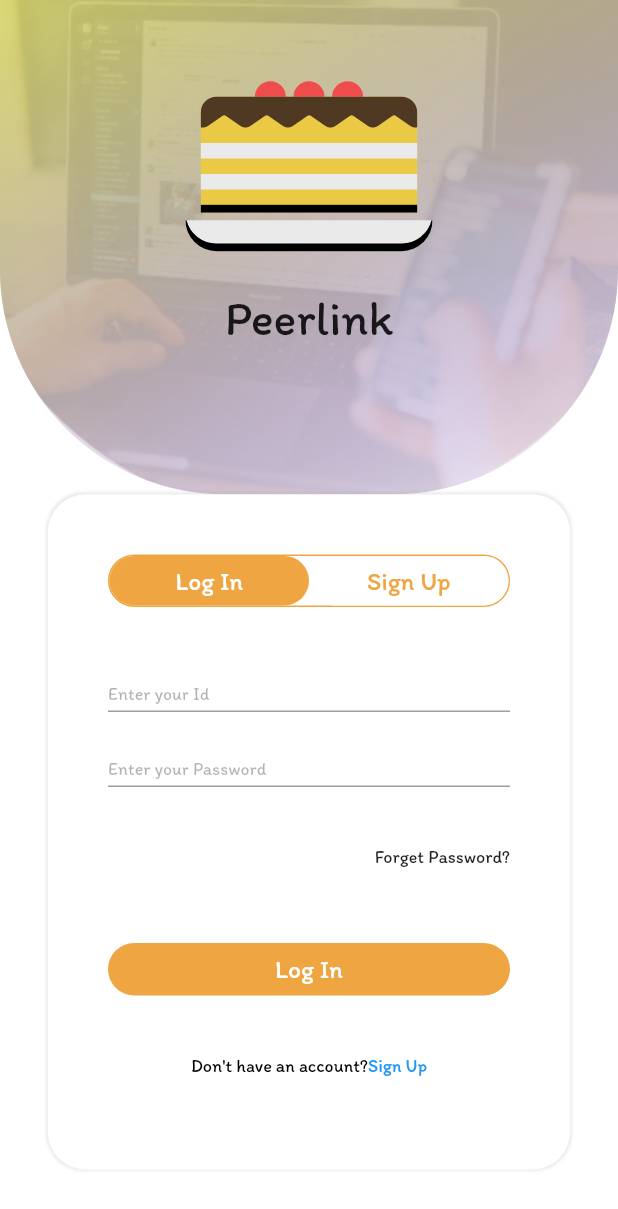
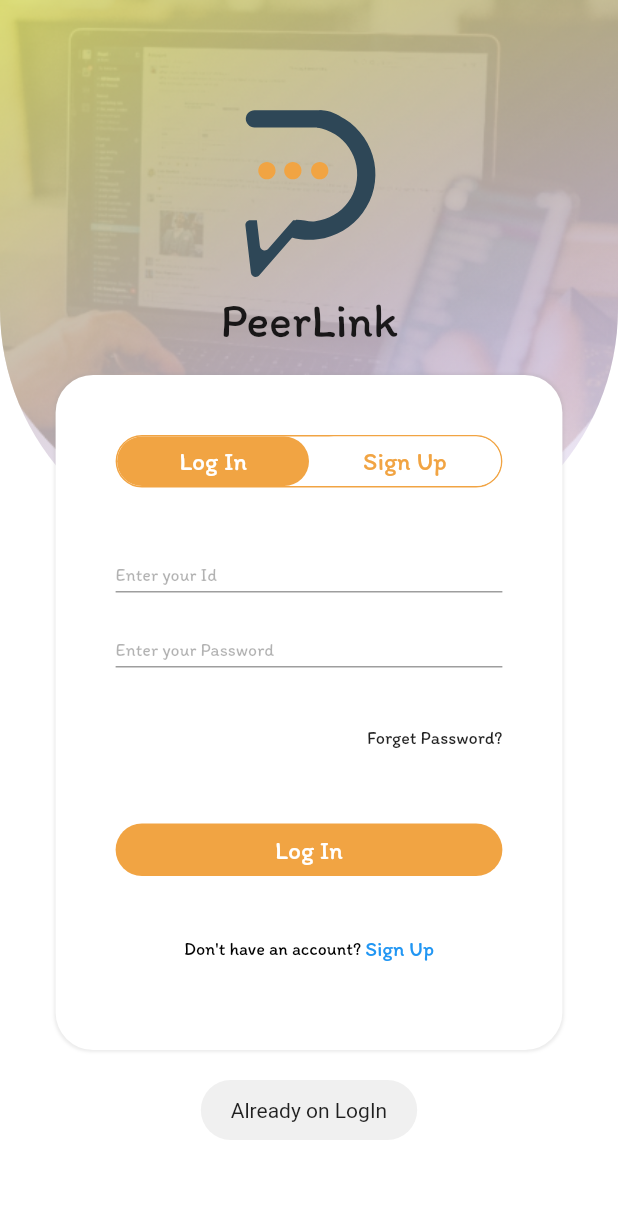
Before and after one commit to HamzaIqbalMughal/peerlink, a Flutter app: the screen it shows after launch, after a tap on "Log In", on a phone screen of 412 x 824 dp. Shown: the top 1209 px of the screen. Run offline on Flutter 3.47's test engine with Material 2 defaults, Android fonts, the phone set to English and light mode, and no system bars; our stand-ins replace flutter_svg, fluttertoast.

Commit message:
SignInSignUpScreen's UI is fully Completed, checks for textfields are remaining/ may be using form instead.

```diff
--- a/lib/SignUpSignInScreen.dart
+++ b/lib/SignUpSignInScreen.dart
@@ -8,14 +8,24 @@ class SignUpSignInScreen extends StatefulWidget {
 }
 
 class _SignUpSignInScreen extends State<SignUpSignInScreen> {
-  String themeColorCodeHexa = "#ffefa541";
+  String themeColorCodeHexa = "#fff1a443";
 
-  bool isLogIn = false;
+  bool isLogIn = true;
 
   void toggleBetweenSignInAndSignUp() {
     setState(() {
       isLogIn = !isLogIn;
     });
+  }
+
+  void btnLogInPressed() {
+    // Implement LogIn Functionality here
+    Fluttertoast.showToast(msg: "LogIn Button Clicked!");
+  }
+
+  void btnSignUpPressed() {
+    // Implement SignUp Functionality here
+    Fluttertoast.showToast(msg: "SignUp Button Clicked!");
   }
 
   @override
@@ -24,21 +34,26 @@ class _SignUpSignInScreen extends State<SignUpSignInScreen> {
         Color(int.parse(themeColorCodeHexa.replaceAll('#', '0x')));
     return Scaffold(
       backgroundColor: Colors.white,
-      body: ListView(
-        // crossAxisAlignment: CrossAxisAlignment.center,
+      body: Stack(
+        alignment: Alignment.center,
         children: [
-          Container(
-            height: MediaQuery.of(context).size.height * 0.4,
-            padding: EdgeInsets.only(bottom: 90, top: 20),
+          Positioned(
+            top: 0,
+            child: Container(
+              // height: 350,
+              height: MediaQuery.of(context).size.height * 0.45,
+              width: MediaQuery.of(context).size.width * 1,
+              padding: const EdgeInsets.only(bottom: 120, top: 45),
               decoration: const BoxDecoration(
                 image: DecorationImage(
                   image: AssetImage('assets/images/background1.png'),
-                fit: BoxFit.cover,
+                  fit: BoxFit.fill,
                 ),
-              // color: Colors.white,
                 borderRadius: BorderRadius.only(
-                bottomLeft: Radius.circular(150),
-                bottomRight: Radius.circular(150),
+                  // bottomLeft: Radius.elliptical(200, 160),
+                  // bottomRight: Radius.elliptical(200, 160),
+                  bottomLeft: Radius.circular(165),
+                  bottomRight: Radius.circular(165),
                 ),
                 gradient: LinearGradient(
                   begin: Alignment.bottomRight,
@@ -54,23 +69,30 @@ class _SignUpSignInScreen extends State<SignUpSignInScreen> {
               ),
               child: Column(
                 mainAxisAlignment: MainAxisAlignment.center,
+                crossAxisAlignment: CrossAxisAlignment.center,
                 children: [
                   Container(
-                    height: MediaQuery.of(context).size.height * 0.2,
-                    child: SvgPicture.asset('assets/icons/cake.svg')),
-                Text(
-                  'Peerlink',
-                  style: TextStyle(fontWeight: FontWeight.w500, fontSize: 32),
+                    margin: const EdgeInsets.all(8),
+                    child: SvgPicture.asset(
+                      'assets/icons/peerlink_logo.svg',
+                      height: MediaQuery.of(context).size.height * 0.14,
+                    ),
+                  ),
+                  const Text(
+                    'PeerLink',
+                    style: TextStyle(
+                      fontWeight: FontWeight.w500,
+                      fontSize: 32,
+                    ),
                   )
                 ],
               ),
             ),
-
-          isLogIn ? logInCard(themeColor) : signUpCard(themeColor)
-          // if (isLogIn)
-          //   logInCard(themeColor)
-          // else
-          //   signUpCard(themeColor) // convert this into ternary operator
+          ),
+          Positioned(
+              top: 250,
+              child: isLogIn ? logInCard(themeColor) : signUpCard(themeColor)),
+          // isLogIn ? logInCard(themeColor) : signUpCard(themeColor)
         ],
       ),
     );
@@ -78,12 +100,14 @@ class _SignUpSignInScreen extends State<SignUpSignInScreen> {
 
   Container signUpCard(Color themeColor) {
     return Container(
-      padding: EdgeInsets.only(
+      padding: const EdgeInsets.only(
         left: 40,
         right: 40,
       ),
       height: 450,
-      margin: EdgeInsets.only(left: 32, right: 32),
+      width: MediaQuery.of(context).size.width * 0.82,
+      // width: 300,
+      margin: const EdgeInsets.only(left: 30, right: 30),
       decoration: BoxDecoration(
         color: Colors.white,
         borderRadius: BorderRadius.circular(25),
@@ -95,16 +119,12 @@ class _SignUpSignInScreen extends State<SignUpSignInScreen> {
             // offset: Offset(0, 3),
           ),
         ],
-        // border: Border.all(
-        //   color: Colors.black,
-        //   width: 1,
-        // ),
       ),
       child: Column(
         crossAxisAlignment: CrossAxisAlignment.center,
         // mainAxisAlignment: MainAxisAlignment.center,
         children: [
-          SizedBox(
+          const SizedBox(
             height: 40,
           ),
           Container(
@@ -155,7 +175,7 @@ class _SignUpSignInScreen extends State<SignUpSignInScreen> {
                       decoration: BoxDecoration(
                           color: themeColor,
                           borderRadius: BorderRadius.circular(30)),
-                      child: Center(
+                      child: const Center(
                         child: Text(
                           'Sign Up',
                           style: TextStyle(
@@ -171,7 +191,7 @@ class _SignUpSignInScreen extends State<SignUpSignInScreen> {
             ),
           ),
 // -------------------------------------------------------
-          SizedBox(
+          const SizedBox(
             height: 50,
           ),
           Container(
@@ -185,7 +205,7 @@ class _SignUpSignInScreen extends State<SignUpSignInScreen> {
                       color: Colors.black.withOpacity(0.3), fontSize: 12)),
             ),
           ),
-          SizedBox(
+          const SizedBox(
             height: 30,
           ),
           Container(
@@ -199,7 +219,7 @@ class _SignUpSignInScreen extends State<SignUpSignInScreen> {
                       color: Colors.black.withOpacity(0.3), fontSize: 12)),
             ),
           ),
-          SizedBox(
+          const SizedBox(
             height: 30,
           ),
           Container(
@@ -213,40 +233,48 @@ class _SignUpSignInScreen extends State<SignUpSignInScreen> {
                       color: Colors.black.withOpacity(0.3), fontSize: 12)),
             ),
           ),
-          SizedBox(
+          const SizedBox(
             height: 54,
           ),
-          Container(
+          GestureDetector(
+            onTap: () {
+              btnSignUpPressed();
+            },
+            child: Container(
               height: 35,
               decoration: BoxDecoration(
                   color: themeColor, borderRadius: BorderRadius.circular(25)),
-            child: Center(
+              child: const Center(
                 child: Text(
                   'Sign Up',
-                style: TextStyle(color: Colors.white, fontSize: 17),
+                  style: TextStyle(
+                    color: Colors.white,
+                    fontSize: 17,
                   ),
                 ),
               ),
-          SizedBox(
+            ),
+          ),
+          const SizedBox(
             height: 40,
           ),
           Container(
             child: Row(
               mainAxisAlignment: MainAxisAlignment.center,
               children: [
-                Text(
-                  "Already have an Account?",
+                const Text(
+                  "Already have an Account? ",
                   style: TextStyle(color: Colors.black, fontSize: 12),
                 ),
                 GestureDetector(
                   onTap: () {
                     toggleBetweenSignInAndSignUp();
                   },
-                  child: Text(
+                  child: const Text(
                     'Log In',
                     style: TextStyle(
                       color: Colors.blue,
-                      fontSize: 12,
+                      fontSize: 14,
                     ),
                   ),
                 )
@@ -260,12 +288,13 @@ class _SignUpSignInScreen extends State<SignUpSignInScreen> {
 
   Container logInCard(Color themeColor) {
     return Container(
-      padding: EdgeInsets.only(
+      padding: const EdgeInsets.only(
         left: 40,
         right: 40,
       ),
       height: 450,
-      margin: EdgeInsets.only(left: 32, right: 32),
+      width: MediaQuery.of(context).size.width * 0.82,
+      margin: const EdgeInsets.symmetric(horizontal: 24),
       // padding: EdgeInsets.only(left: 20, right: 20),
       decoration: BoxDecoration(
         color: Colors.white,
@@ -283,7 +312,7 @@ class _SignUpSignInScreen extends State<SignUpSignInScreen> {
         crossAxisAlignment: CrossAxisAlignment.center,
         // mainAxisAlignment: MainAxisAlignment.center,
         children: [
-          SizedBox(
+          const SizedBox(
             height: 40,
           ),
           Container(
@@ -310,7 +339,7 @@ class _SignUpSignInScreen extends State<SignUpSignInScreen> {
                       decoration: BoxDecoration(
                           color: themeColor,
                           borderRadius: BorderRadius.circular(30)),
-                      child: Center(
+                      child: const Center(
                         child: Text(
                           'Log In',
                           style: TextStyle(
@@ -350,7 +379,7 @@ class _SignUpSignInScreen extends State<SignUpSignInScreen> {
             ),
           ),
 // -------------------------------------------------------
-          SizedBox(
+          const SizedBox(
             height: 50,
           ),
           Container(
@@ -364,7 +393,7 @@ class _SignUpSignInScreen extends State<SignUpSignInScreen> {
                       color: Colors.black.withOpacity(0.3), fontSize: 12)),
             ),
           ),
-          SizedBox(
+          const SizedBox(
             height: 30,
           ),
           Container(
@@ -378,10 +407,10 @@ class _SignUpSignInScreen extends State<SignUpSignInScreen> {
                       color: Colors.black.withOpacity(0.3), fontSize: 12)),
             ),
           ),
-          SizedBox(
+          const SizedBox(
             height: 40,
           ),
-          Row(
+          const Row(
             mainAxisAlignment: MainAxisAlignment.end,
             children: [
               Text(
@@ -392,40 +421,45 @@ class _SignUpSignInScreen extends State<SignUpSignInScreen> {
               ),
             ],
           ),
-          SizedBox(
+          const SizedBox(
             height: 50,
           ),
-          Container(
+          GestureDetector(
+            onTap: () {
+              btnLogInPressed();
+            },
+            child: Container(
               height: 35,
               decoration: BoxDecoration(
                   color: themeColor, borderRadius: BorderRadius.circular(25)),
-            child: Center(
+              child: const Center(
                 child: Text(
                   'Log In',
                   style: TextStyle(color: Colors.white, fontSize: 17),
                 ),
               ),
             ),
-          SizedBox(
+          ),
+          const SizedBox(
             height: 40,
           ),
           Container(
             child: Row(
               mainAxisAlignment: MainAxisAlignment.center,
               children: [
-                Text(
-                  "Don't have an account?",
+                const Text(
+                  "Don't have an account? ",
                   style: TextStyle(color: Colors.black, fontSize: 12),
                 ),
                 GestureDetector(
                   onTap: () {
                     toggleBetweenSignInAndSignUp();
                   },
-                  child: Text(
+                  child: const Text(
                     'Sign Up',
                     style: TextStyle(
                       color: Colors.blue,
-                      fontSize: 12,
+                      fontSize: 14,
                     ),
                   ),
                 )
--- a/lib/main.dart
+++ b/lib/main.dart
@@ -1,5 +1,6 @@
 import 'package:flutter/material.dart';
 import 'package:peerlink/SignUpSignInScreen.dart';
+import 'package:peerlink/temp.dart';
 import 'package:peerlink/welcomeScreen.dart';
 
 void main() {
@@ -16,6 +17,7 @@ class MyApp extends StatelessWidget {
       debugShowCheckedModeBanner: false,
       theme: ThemeData(fontFamily: 'Itim'),
       home: SignUpSignInScreen(),
+      // home: TempScreen(),
       // home: WelcomeScreen(),
     );
   }
```
Also changed, not shown: lib/welcomeScreen.dart (+13 -18 lines), temp.txt (+5 -82 lines), assets/icons/peerlink_logo.svg, assets/icons/peerlink_logo1.svg (added), 1 other file. Lines whose indentation alone changed are shown as unchanged.
